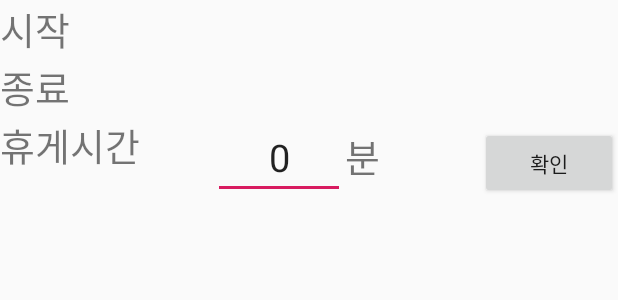
After one commit to parkchaelin/Project1, an Android app: the layout detail_time.xml on its own in the app's theme, with its tools: preview values and no code run, on a phone screen of 412 x 824 dp. The commit adds this screen. Shown: the top 300 px of the screen. Run offline under Robolectric (Android 15) with nearby library versions, the phone set to English and light mode, and no system bars.

Commit message:
Add rest time and calculate work time

```diff
--- a/app/src/main/AndroidManifest.xml
+++ b/app/src/main/AndroidManifest.xml
@@ -20,6 +20,7 @@
                 <category android:name="android.intent.category.LAUNCHER" />
             </intent-filter>
         </activity>
+        <activity android:name=".Activities.WorkTimeActivity"/>
         <activity android:name=".Activities.FullImageActivity" />
     </application>
 
--- /dev/null
+++ b/app/src/main/res/layout/detail_time.xml
@@ -0,0 +1,92 @@
+<?xml version="1.0" encoding="utf-8"?>
+<LinearLayout xmlns:android="http://schemas.android.com/apk/res/android"
+    android:orientation="vertical" android:layout_width="match_parent"
+    android:layout_height="match_parent">
+
+    <LinearLayout
+        android:layout_width="match_parent"
+        android:layout_height="wrap_content"
+        android:orientation="horizontal">
+
+        <TextView
+            android:id="@+id/textView"
+            android:layout_width="wrap_content"
+            android:layout_height="wrap_content"
+            android:text="시작"
+            android:textSize="25dp" />
+
+        <TextView
+            android:id="@+id/stt"
+            android:layout_width="match_parent"
+            android:layout_height="wrap_content"
+            android:textSize="25dp"
+            android:gravity="center"/>
+
+    </LinearLayout>
+
+    <LinearLayout
+        android:layout_width="match_parent"
+        android:layout_height="wrap_content"
+        android:orientation="horizontal">
+
+        <TextView
+            android:id="@+id/textView2"
+            android:layout_width="wrap_content"
+            android:layout_height="wrap_content"
+            android:text="종료"
+            android:textSize="25dp" />
+
+        <TextView
+            android:id="@+id/edt"
+            android:layout_width="match_parent"
+            android:layout_height="wrap_content"
+            android:textSize="25dp"
+            android:gravity="center"/>
+    </LinearLayout>
+
+    <LinearLayout
+        android:layout_width="match_parent"
+        android:layout_height="wrap_content"
+        android:orientation="horizontal">
+
+        <TextView
+            android:id="@+id/textView3"
+            android:layout_width="75dp"
+            android:layout_height="match_parent"
+            android:layout_weight="1"
+            android:text="휴게시간"
+            android:textSize="25dp" />
+
+        <EditText
+            android:id="@+id/editText"
+            android:layout_width="88dp"
+            android:layout_height="wrap_content"
+            android:gravity="center"
+            android:hint="0"
+            android:inputType="number"
+            android:text="0"
+            android:textSize="25dp" />
+
+        <TextView
+            android:id="@+id/textView4"
+            android:layout_width="wrap_content"
+            android:layout_height="wrap_content"
+            android:layout_weight="1"
+            android:text="분"
+            android:textSize="25dp"/>
+
+        <Button
+            android:id="@+id/button"
+            android:layout_width="25dp"
+            android:layout_height="wrap_content"
+            android:layout_weight="1"
+            android:text="확인" />
+    </LinearLayout>
+
+    <TextView
+        android:id="@+id/time"
+        android:layout_width="match_parent"
+        android:layout_height="wrap_content"
+        android:textSize="25dp"
+        android:gravity="center"/>
+</LinearLayout>
--- a/app/src/main/res/layout/fragment_tel.xml
+++ b/app/src/main/res/layout/fragment_tel.xml
@@ -8,5 +8,5 @@
     <ListView
         android:id="@+id/listView"
         android:layout_width="match_parent"
-        android:layout_height="match_parent" />
+        android:layout_height="match_parent"/>
 </FrameLayout>
--- a/app/src/main/res/layout/fragment_work_time.xml
+++ b/app/src/main/res/layout/fragment_work_time.xml
@@ -28,7 +28,7 @@
     <ListView
         android:layout_width="match_parent"
         android:layout_height="match_parent"
-        android:id="@+id/workTimeView"/>
+        android:id="@+id/workTimeView" />
     <TextView
         android:id="@+id/starttime"
         android:layout_width="match_parent"
--- a/app/src/main/res/layout/time_item.xml
+++ b/app/src/main/res/layout/time_item.xml
@@ -7,11 +7,12 @@
         android:id="@+id/stt"
         android:layout_width="match_parent"
         android:layout_height="wrap_content"
-        android:textSize="25dp"/>
+        android:textSize="25dp" />
 
     <TextView
         android:id="@+id/edt"
         android:layout_width="match_parent"
         android:layout_height="wrap_content"
-        android:textSize="25dp"/>
+        android:textSize="25dp" />
+
 </LinearLayout>
```
Also changed, not shown: app/src/main/java/com/example/project1/Activities/WorkTimeActivity.java (+78 -1 lines), app/src/main/java/com/example/project1/Fragments/WorkTimeFragment.java (+18 -1 lines).
